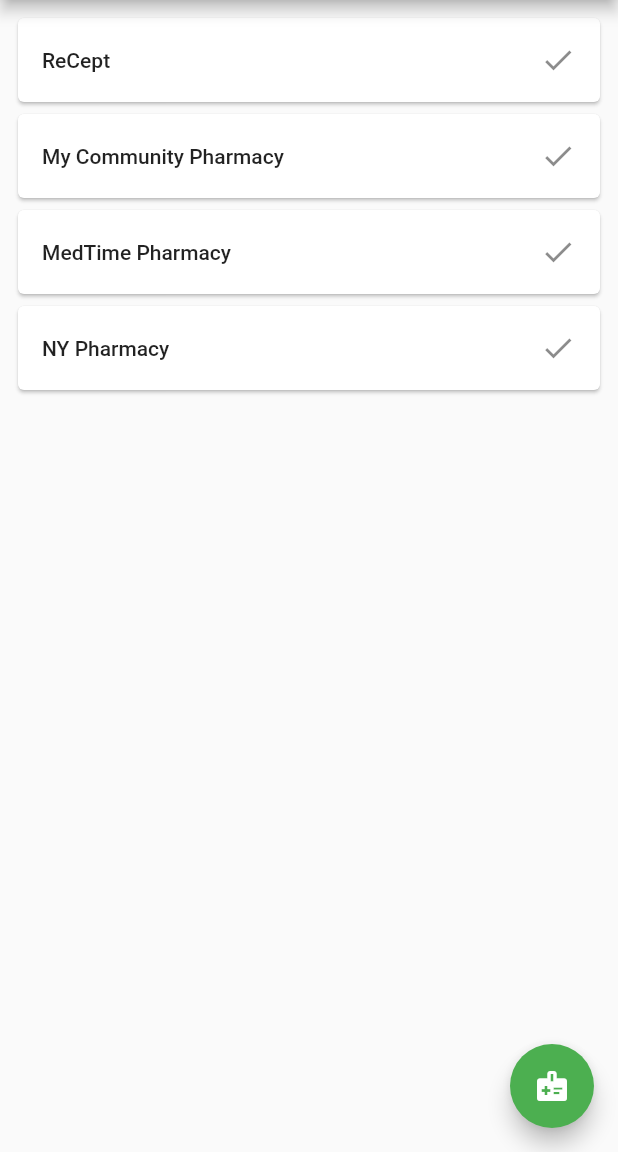
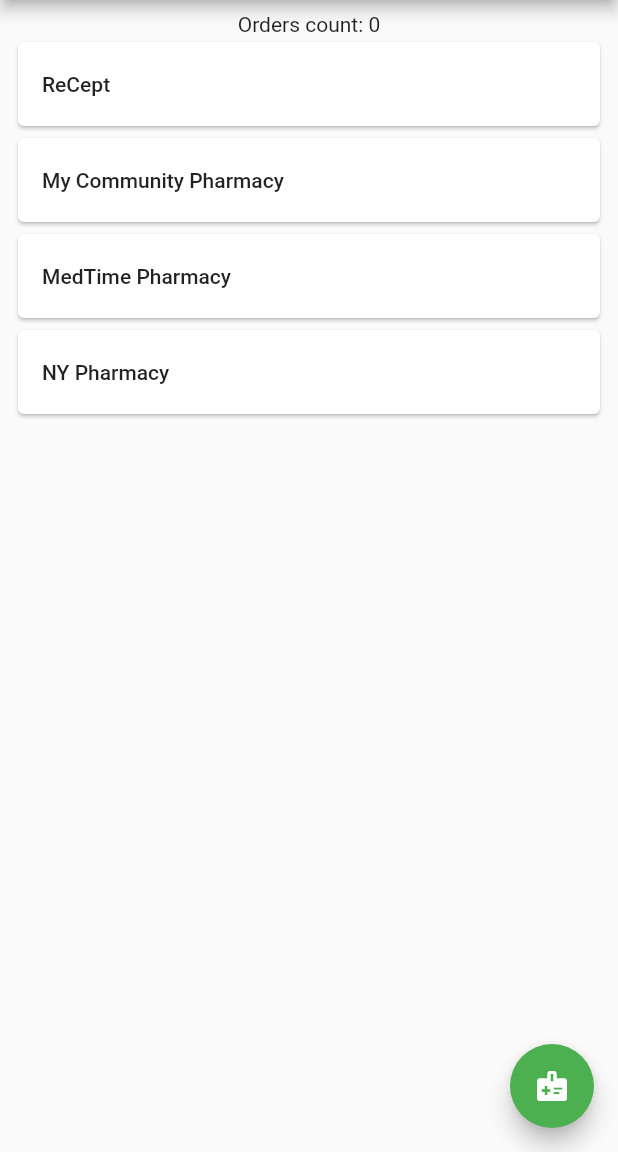
Before and after one commit to amwebexpert/poc_flutter_01, a Flutter app: the screen it shows after launch, on a phone screen of 412 x 824 dp, the part 84-1236 px from its top. Run offline on Flutter 3.47's test engine with Material 2 defaults, Android fonts, the phone set to English and light mode, and no system bars; our stand-ins replace flutter_mobx, freezed_annotation, get_it, mobx; generated files the repository leaves out were written again.

Commit message:
feat: add AppStore

```diff
--- a/lib/features/order/medicaments.list.dart
+++ b/lib/features/order/medicaments.list.dart
@@ -37,6 +37,7 @@ class _MedicamentListState extends State<MedicamentList> {
               child: ListTile(
                 title: Text(medicamentItem.name),
                 onTap: () => _onTap(medicamentItem),
+                visualDensity: VisualDensity.compact,
                 trailing: medicamentItem.isSelected ? const Icon(Icons.check_box) : const Icon(Icons.check_box_outline_blank),
               ),
             );
--- a/lib/features/pharmacies/pharmacies.list.dart
+++ b/lib/features/pharmacies/pharmacies.list.dart
@@ -1,14 +1,28 @@
 import 'package:flutter/material.dart';
+import 'package:flutter_mobx/flutter_mobx.dart';
 
 import '../../services/pharmacies/pharmacy.key/pharmacy.key.model.dart';
+import '../../store/app.store.dart';
 
-class PharmacyListScreen extends StatelessWidget {
+class PharmacyListScreen extends StatefulWidget {
   const PharmacyListScreen({Key? key, required this.pharmacies}) : super(key: key);
 
   final List<PharmacyKey> pharmacies;
 
+  @override
+  State<PharmacyListScreen> createState() => _PharmacyListScreenState();
+}
+
+class _PharmacyListScreenState extends State<PharmacyListScreen> {
+  final AppStore appStore = AppStore();
+
   void _orderFromClosestPharmacy() {
     print('here');
+  }
+
+  void _onTap(PharmacyKey pharmacyKey) {
+    appStore.addOrder(pharmacyId: pharmacyKey.pharmacyId, medicaments: ['test', 'test-2']);
+    Navigator.pushNamed(context, '/pharmacy', arguments: pharmacyKey.pharmacyId);
   }
 
   @override
@@ -21,17 +35,28 @@ class PharmacyListScreen extends StatelessWidget {
       ),
       body: Padding(
         padding: const EdgeInsets.all(8),
+        child: Observer(builder: (context) {
+          final orders = appStore.orders;
+
+          return Column(
+            children: [
+              Text('Orders count: ${orders.length}'),
+              Expanded(
                 child: ListView.builder(
-            itemCount: pharmacies.length,
+                    itemCount: widget.pharmacies.length,
                     itemBuilder: (context, index) {
-              final pharmacy = pharmacies[index];
+                      final PharmacyKey pharmacyKey = widget.pharmacies[index];
 
                       return Card(
                         child: ListTile(
-                  title: Text(pharmacy.name, style: Theme.of(context).textTheme.bodyText1),
-                  onTap: () => Navigator.pushNamed(context, '/pharmacy', arguments: pharmacy.pharmacyId),
-                  trailing: const Icon(Icons.check), // TODO Conditional check mark
+                          title: Text(pharmacyKey.name, style: Theme.of(context).textTheme.bodyText1),
+                          onTap: () => _onTap(pharmacyKey),
+                          trailing: orders.containsKey(pharmacyKey.pharmacyId) ? const Icon(Icons.check) : null,
                         ),
+                      );
+                    }),
+              ),
+            ],
           );
         }),
       ),
--- a/lib/service.locator.dart
+++ b/lib/service.locator.dart
@@ -1,5 +1,6 @@
 import 'package:get_it/get_it.dart';
 import 'package:poc_flutter_01/services/pharmacies/pharmacy.service.dart';
+import 'package:poc_flutter_01/store/app.store.dart';
 
 import 'services/file/file.service.dart';
 import 'services/logger/logger.service.dart';
@@ -10,7 +11,8 @@ Future<GetIt> initServiceLocator() async {
   serviceLocator
     ..registerSingleton<LoggerService>(LoggerService())
     ..registerSingleton<FileService>(FileService())
-    ..registerSingleton<PharmacyService>(PharmacyService());
+    ..registerSingleton<PharmacyService>(PharmacyService())
+    ..registerSingleton<AppStore>(AppStore());
 
   await serviceLocator.allReady();
 
--- /dev/null
+++ b/lib/store/app.store.dart
@@ -0,0 +1,20 @@
+import 'package:mobx/mobx.dart';
+
+// Include generated file
+part 'app.store.g.dart';
+
+// This is the class used by rest of the codebase
+class AppStore = AppStoreBase with _$AppStore;
+
+// The store-class
+abstract class AppStoreBase with Store {
+  @observable
+  ObservableMap<String, List<String>> orders = ObservableMap.of({});
+
+  @action
+  void addOrder({required String pharmacyId, required List<String> medicaments}) {
+    orders[pharmacyId] = medicaments;
+  }
+
+  bool hasOrderFor(String pharmacyId) => orders.containsKey(pharmacyId);
+}
```
Also changed, not shown: lib/store/app.store.g.dart (added). Lines whose indentation alone changed are shown as unchanged.
